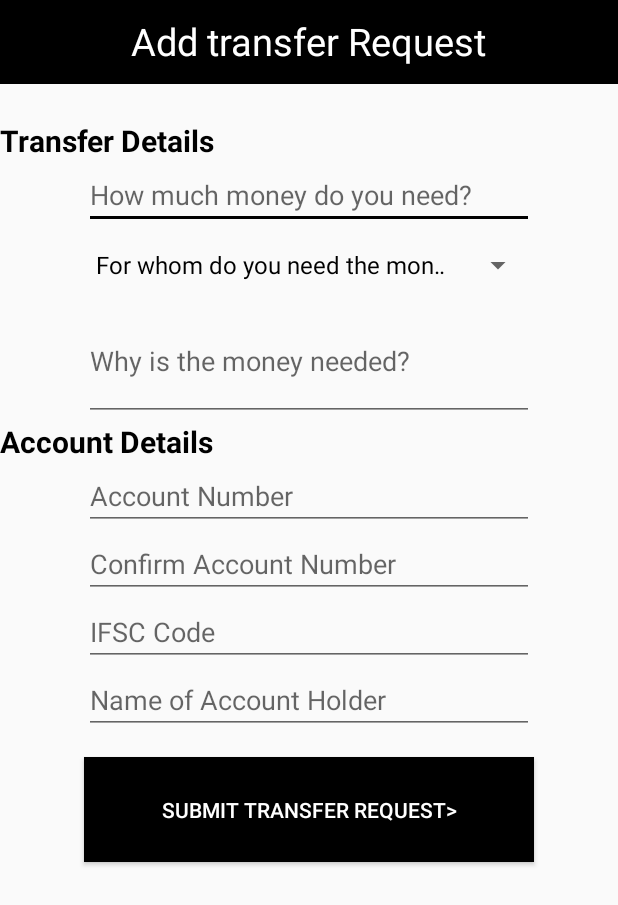
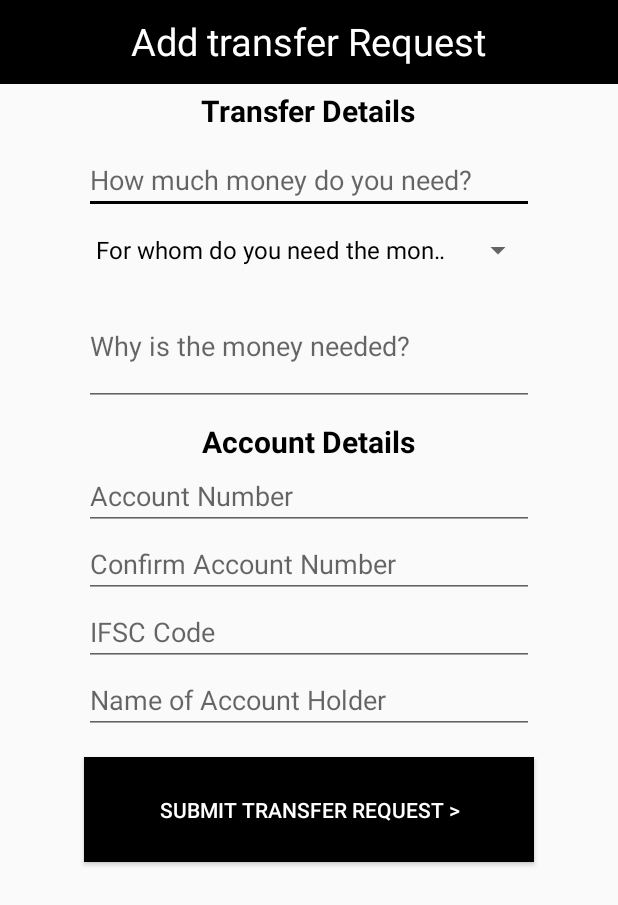
Before and after one commit to Harjeetnavgurukul/Navgurukul-Expense, an Android app: the RequestTransfer screen opened directly, with no data from a screen before it, on a phone screen of 412 x 824 dp. Shown: the top 905 px of the screen. Run offline under Robolectric (Android 15) with nearby library versions, the phone set to English and light mode, and no system bars.

Commit message:
Navgurukul Expense

```diff
--- a/app/src/main/res/layout/activity_request_transfer.xml
+++ b/app/src/main/res/layout/activity_request_transfer.xml
@@ -38,10 +38,11 @@
         android:layout_height="wrap_content"
         android:text="Transfer Details"
         android:textColor="#000"
-        android:layout_marginTop="80sp"
+        android:layout_marginTop="60sp"
         android:textSize="20sp"
         android:textStyle="bold"
         android:id="@+id/Details"
+        android:layout_centerHorizontal="true"
         />
 
     <EditText
@@ -51,6 +52,7 @@
         android:layout_below="@id/Details"
         android:layout_centerHorizontal="true"
         android:hint="How much money do you need?"
+        android:layout_marginTop="10sp"
         />
 
     <Spinner
@@ -79,6 +81,8 @@
         android:textStyle="bold"
         android:textColor="#000"
         android:id="@+id/Account1"
+        android:layout_centerHorizontal="true"
+        android:layout_marginTop="10sp"
         />
 
     <EditText
@@ -124,7 +128,7 @@
         android:layout_below="@id/Holder"
         android:layout_centerHorizontal="true"
         android:background="#000"
-        android:text="Submit Transfer Request>"
+        android:text="Submit Transfer Request >"
         android:textColor="#fff"
         android:id="@+id/Bill"
         android:shadowDx="0"
```
